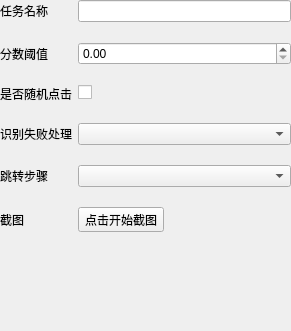
This is src/widget/typeOpenCVForm/typeopencvform.ui in Ferrarii-430/onmyoji-script as Qt 5 draws it before an edit. The edited form follows.
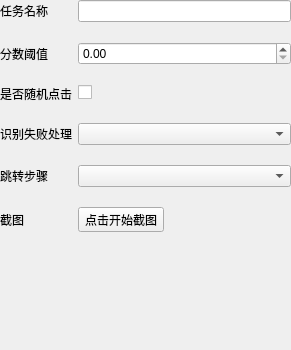
This is the edited form.

```diff
--- a/src/widget/typeOpenCVForm/typeopencvform.ui
+++ b/src/widget/typeOpenCVForm/typeopencvform.ui
@@ -7,7 +7,7 @@
     <x>0</x>
     <y>0</y>
     <width>291</width>
-    <height>331</height>
+    <height>350</height>
    </rect>
   </property>
   <property name="sizePolicy">
@@ -25,7 +25,7 @@
      <x>0</x>
      <y>0</y>
      <width>291</width>
-     <height>331</height>
+     <height>351</height>
     </rect>
    </property>
    <layout class="QFormLayout" name="formLayout">
```
